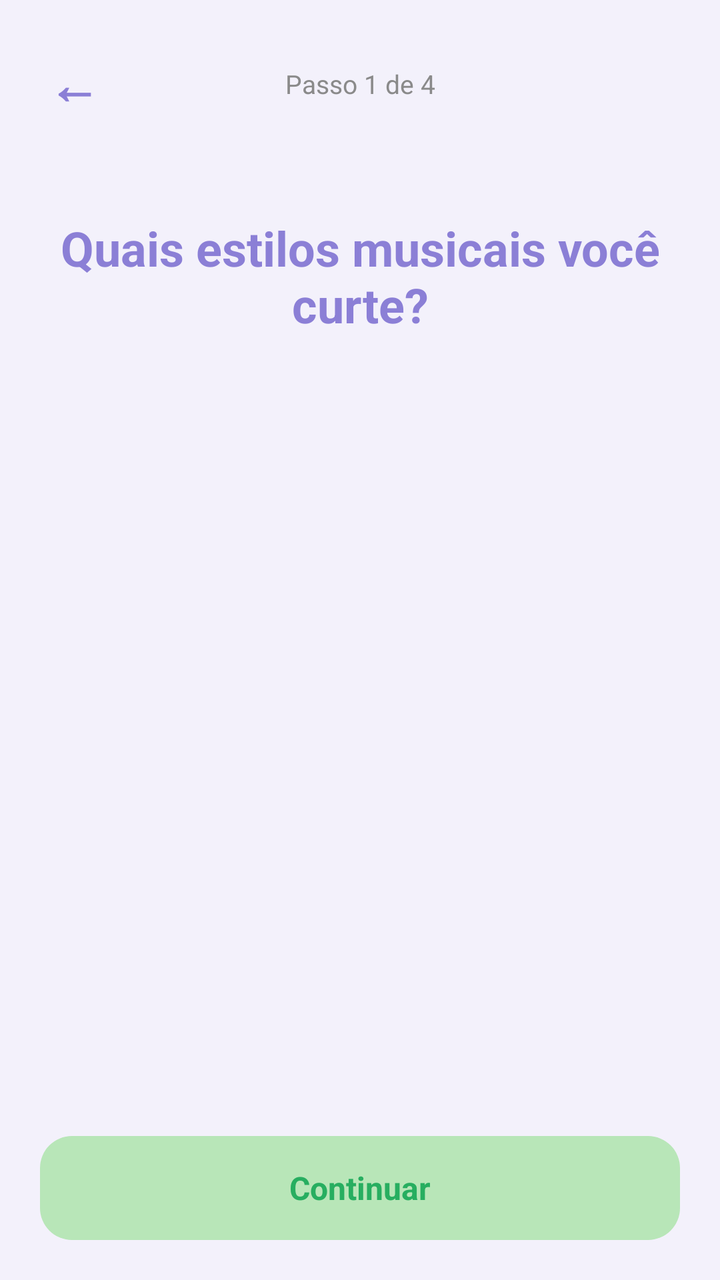
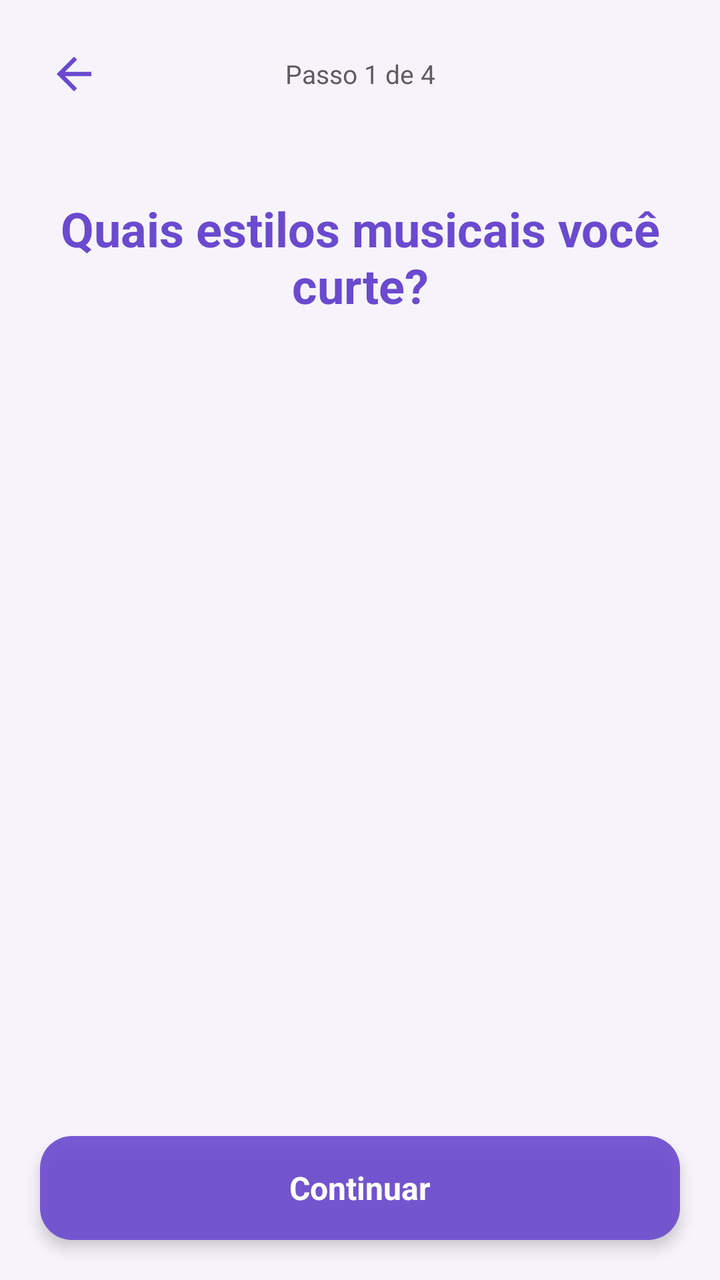

An Android layout rendered at two revisions. The XML below is the earlier revision; the diff shows what the commit changed to produce the second picture.
<!-- AndroidManifest.xml: activity theme Theme.MeetBeat -->
<!-- res/layout/activity_onboarding_generos.xml -->
<?xml version="1.0" encoding="utf-8"?>

<LinearLayout xmlns:android="http://schemas.android.com/apk/res/android"
    android:layout_width="match_parent"
    android:layout_height="match_parent"
    android:orientation="vertical"
    android:background="@color/purple_light">

    <LinearLayout
        android:layout_width="match_parent"
        android:layout_height="wrap_content"
        android:orientation="horizontal"
        android:gravity="center_vertical"
        android:padding="16dp">

        <TextView
            android:id="@+id/btnVoltarOnboarding"
            android:layout_width="wrap_content"
            android:layout_height="wrap_content"
            android:text="←"
            android:textSize="26sp"
            android:textColor="@color/purple_primary"
            android:textStyle="bold"
            android:padding="8dp"
            android:clickable="true"
            android:focusable="true" />

        <TextView
            android:layout_width="0dp"
            android:layout_height="wrap_content"
            android:layout_weight="1"
            android:text="Passo 1 de 4"
            android:textColor="@color/text_gray"
            android:textSize="13sp"
            android:gravity="center" />

        <View
            android:layout_width="42dp"
            android:layout_height="1dp" />

    </LinearLayout>

    <TextView
        android:layout_width="match_parent"
        android:layout_height="wrap_content"
        android:padding="24dp"
        android:text="Quais estilos musicais você curte?"
        android:textColor="@color/purple_primary"
        android:textSize="24sp"
        android:textStyle="bold"
        android:gravity="center" />

    <androidx.recyclerview.widget.RecyclerView
        android:id="@+id/recyclerGeneros"
        android:layout_width="match_parent"
        android:layout_height="0dp"
        android:layout_weight="1"
        android:paddingHorizontal="16dp" />

    <TextView
        android:id="@+id/btnContinuarGeneros"
        android:layout_width="match_parent"
        android:layout_height="52dp"
        android:layout_margin="20dp"
        android:background="@drawable/bg_button_accept"
        android:gravity="center"
        android:text="Continuar"
        android:textColor="#27AE60"
        android:textStyle="bold"
        android:textSize="16sp"
        android:clickable="true"
        android:focusable="true" />

</LinearLayout>
<!-- resources referenced by this layout -->
<resources>
  <color name="purple_light">#F3F1FB</color>
  <color name="purple_primary">#8B7FD6</color>
  <color name="text_gray">#8A8A8A</color>
  <!-- drawable bg_button_accept (drawable) -->
  <?xml version="1.0" encoding="utf-8"?>
  <shape xmlns:android="http://schemas.android.com/apk/res/android"
      android:shape="rectangle">
      <solid android:color="@color/accept_green" />
      <corners android:radius="16dp" />
  </shape>
  <style name="Theme.MeetBeat" parent="Base.Theme.MeetBeat" />
  <color name="accept_green">#B8E6B8</color>
  <style name="Base.Theme.MeetBeat" parent="Theme.Material3.DayNight.NoActionBar">
          
          
      </style>
</resources>

<!-- the commit's change to res/layout/activity_onboarding_generos.xml (unified diff, before → after) -->
@@ -1,5 +1,4 @@
 <?xml version="1.0" encoding="utf-8"?>
-
 <LinearLayout xmlns:android="http://schemas.android.com/apk/res/android"
     android:layout_width="match_parent"
     android:layout_height="match_parent"
@@ -13,14 +12,11 @@
         android:gravity="center_vertical"
         android:padding="16dp">
 
-        <TextView
+        <ImageView
             android:id="@+id/btnVoltarOnboarding"
-            android:layout_width="wrap_content"
-            android:layout_height="wrap_content"
-            android:text="←"
-            android:textSize="26sp"
-            android:textColor="@color/purple_primary"
-            android:textStyle="bold"
+            android:layout_width="42dp"
+            android:layout_height="42dp"
+            android:src="@drawable/ic_back"
             android:padding="8dp"
             android:clickable="true"
             android:focusable="true" />
@@ -63,9 +59,10 @@
         android:layout_height="52dp"
         android:layout_margin="20dp"
         android:background="@drawable/bg_button_accept"
+        android:elevation="4dp"
         android:gravity="center"
         android:text="Continuar"
-        android:textColor="#27AE60"
+        android:textColor="@color/vidro_conteudo_claro"
         android:textStyle="bold"
         android:textSize="16sp"
         android:clickable="true"
<!-- resource entries referenced after the edit -->
@@ -1,17 +1,28 @@
 <!-- resources referenced by this layout -->
 <resources>
-  <color name="purple_light">#F3F1FB</color>
-  <color name="purple_primary">#8B7FD6</color>
-  <color name="text_gray">#8A8A8A</color>
+  <color name="purple_light">#F6F4FA</color>
+  <color name="purple_primary">#6A4ACF</color>
+  <color name="text_gray">#5E5A66</color>
+  <color name="vidro_conteudo_claro">#FFFFFFFF</color>
   <!-- drawable bg_button_accept (drawable) -->
   <?xml version="1.0" encoding="utf-8"?>
   <shape xmlns:android="http://schemas.android.com/apk/res/android"
       android:shape="rectangle">
-      <solid android:color="@color/accept_green" />
+      <solid android:color="@color/vidro_fundo_intenso" />
       <corners android:radius="16dp" />
   </shape>
+  <!-- drawable ic_back (drawable) -->
+  <vector xmlns:android="http://schemas.android.com/apk/res/android"
+      android:width="24dp"
+      android:height="24dp"
+      android:viewportWidth="24"
+      android:viewportHeight="24">
+    <path
+        android:fillColor="@color/purple_primary"
+        android:pathData="M20,11H7.83l5.59,-5.59L12,4l-8,8 8,8 1.41,-1.41L7.83,13H20v-2z"/>
+  </vector>
   <style name="Theme.MeetBeat" parent="Base.Theme.MeetBeat" />
-  <color name="accept_green">#B8E6B8</color>
+  <color name="vidro_fundo_intenso">#E66A4ACF</color>
   <style name="Base.Theme.MeetBeat" parent="Theme.Material3.DayNight.NoActionBar">
           
           
